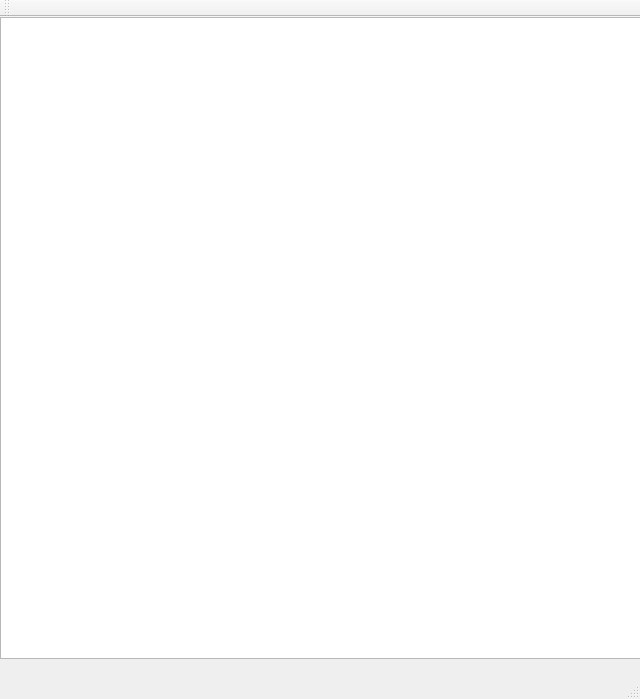
The window that chessboardwindow.ui (eviallet/eChess) describes before a commit, drawn with Qt 5.
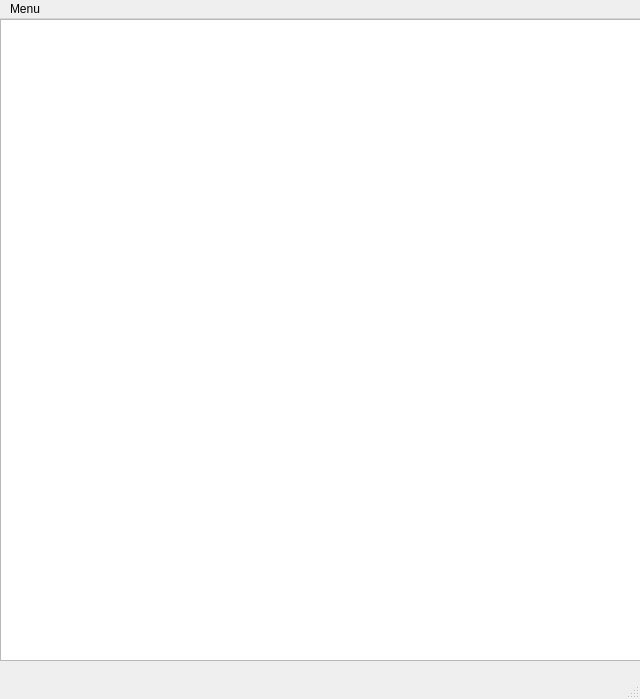
The same window after the commit.

Diff of the .ui file:
```diff
--- a/chessboardwindow.ui
+++ b/chessboardwindow.ui
@@ -34,14 +34,15 @@
      <height>20</height>
     </rect>
    </property>
-  </widget>
-  <widget class="QToolBar" name="mainToolBar">
-   <attribute name="toolBarArea">
-    <enum>TopToolBarArea</enum>
-   </attribute>
-   <attribute name="toolBarBreak">
-    <bool>false</bool>
-   </attribute>
+   <widget class="QMenu" name="menuMenu">
+    <property name="title">
+     <string>Menu</string>
+    </property>
+    <addaction name="actionNouvelle_partie"/>
+    <addaction name="separator"/>
+    <addaction name="actionQuitter"/>
+   </widget>
+   <addaction name="menuMenu"/>
   </widget>
   <widget class="QStatusBar" name="statusBar"/>
  </widget>
```
Left out of the diff: 10 changed lines with no effect on the pictures.
